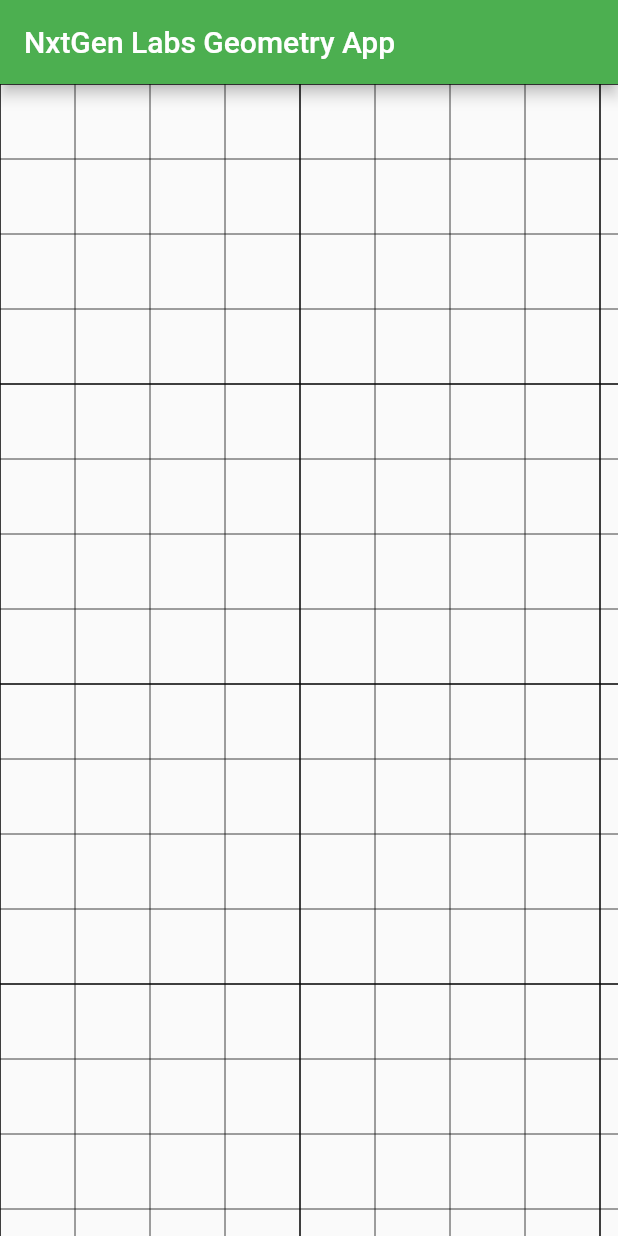
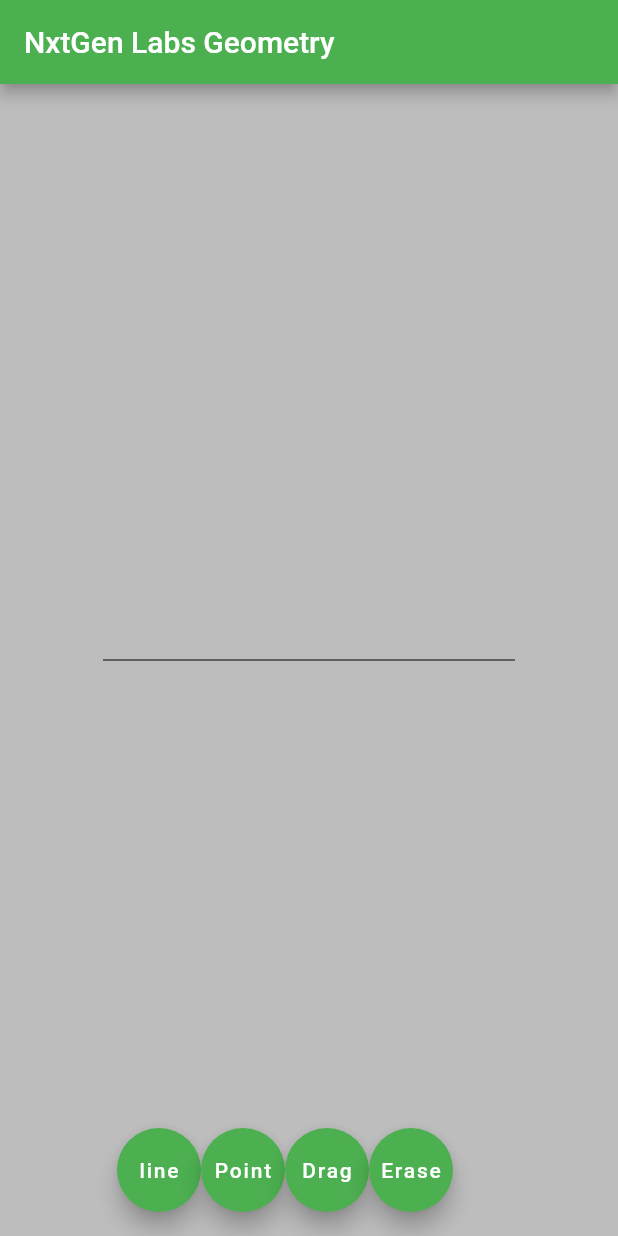
Before and after one commit to donald-88/math_geo, a Flutter app: the screen it shows after launch, on a phone screen of 412 x 824 dp. Run offline on Flutter 3.47's test engine with Material 2 defaults, Android fonts, the phone set to English and light mode, and no system bars.

Commit message:
line on canvas

```diff
--- a/lib/main.dart
+++ b/lib/main.dart
@@ -1,58 +1,15 @@
 import 'package:flutter/material.dart';
+import 'package:math_geometry/widgets/canvas.dart';
+import 'package:math_geometry/widgets/toolbar.dart';
 
-void main() {
-  runApp(const MyApp());
-}
+void main() => runApp(MaterialApp(
+  home: Scaffold(
+    appBar: AppBar(
+      backgroundColor: Colors.green,
+      title: const Text('NxtGen Labs Geometry'),
+    ),
+    body: Workspace(),
+    floatingActionButton: ToolBar()
 
-class MyApp extends StatelessWidget {
-  const MyApp({Key? key}) : super(key: key);
-
-  // This widget is the root of your application.
-  @override
-  Widget build(BuildContext context) {
-    return MaterialApp(
-      title: 'Flutter Demo',
-      theme: ThemeData(
-        primarySwatch: Colors.green,
-      ),
-      home: const MyHomePage(title: 'NxtGen Labs Geometry App'),
-    );
-  }
-}
-
-class MyHomePage extends StatefulWidget {
-  const MyHomePage({Key? key, required this.title}) : super(key: key);
-
-  final String title;
-
-  @override
-  State<MyHomePage> createState() => _MyHomePageState();
-}
-
-class _MyHomePageState extends State<MyHomePage> {
-  int _counter = 0;
-
-  void _incrementCounter() {
-    setState(() {
-      _counter++;
-    });
-  }
-
-  @override
-  Widget build(BuildContext context) {
-    return Scaffold(
-        appBar: AppBar(
-          title: Text(widget.title),
-        ),
-        body: const SizedBox(
-          height: double.infinity,
-          width: double.infinity,
-          child: GridPaper(
-            color: Colors.black,
-            divisions: 1,
-            interval: 200,
-            subdivisions: 4,
-          ),
-        ));
-  }
-}
+    )
+));
--- /dev/null
+++ b/lib/widgets/canvas.dart
@@ -0,0 +1,39 @@
+
+import 'package:flutter/material.dart';
+
+class Workspace extends StatefulWidget {
+  const Workspace({Key? key}) : super(key: key);
+
+  @override
+  State<Workspace> createState() => _WorkspaceState();
+}
+
+class _WorkspaceState extends State<Workspace> {
+  @override
+  Widget build(BuildContext context) {
+    return Container(
+      color: Colors.grey[400],
+      height: double.infinity,
+      width: double.infinity,
+      child: CustomPaint(
+            painter: MyPanter(),
+          )
+    );
+  }
+}
+
+class MyPanter extends CustomPainter {
+  @override
+  void paint(Canvas canvas, Size size){
+    final paint = Paint();
+
+    canvas.drawLine(
+      Offset(size.width * 1/6, size.height * 1/2),
+      Offset(size.width * 5/6, size.height * 1/2),
+      paint
+    );
+  }
+
+  @override
+  bool shouldRepaint(CustomPainter oldDelegate) => false;
+}
--- /dev/null
+++ b/lib/widgets/toolbar.dart
@@ -0,0 +1,43 @@
+import 'package:flutter/material.dart';
+
+class ToolBar extends StatefulWidget {
+  const ToolBar({Key? key}) : super(key: key);
+
+  @override
+  State<ToolBar> createState() => _ToolBarState();
+}
+
+class _ToolBarState extends State<ToolBar> {
+  @override
+  Widget build(BuildContext context) {
+    return Row(
+      mainAxisAlignment: MainAxisAlignment.center,
+      children: const [
+        FloatingActionButton(
+          backgroundColor: Colors.green,
+          onPressed: _tapped,
+          child: Text('line'),
+          ),
+        FloatingActionButton(
+          backgroundColor: Colors.green,
+          onPressed: _tapped,
+          child: Text('Point'),
+          ),
+        FloatingActionButton(
+          backgroundColor: Colors.green,
+          onPressed: _tapped,
+          child: Text('Drag'),
+          ),
+        FloatingActionButton(
+          backgroundColor: Colors.green,
+          onPressed: _tapped,
+          child: Text('Erase'),
+          ),
+      ],
+    );
+  }
+}
+
+void _tapped(){
+
+}
--- a/pubspec.yaml
+++ b/pubspec.yaml
@@ -34,6 +34,7 @@ dependencies:
   # The following adds the Cupertino Icons font to your application.
   # Use with the CupertinoIcons class for iOS style icons.
   cupertino_icons: ^1.0.2
+  touchable: ^1.0.2
 
 dev_dependencies:
   flutter_test:
```
Also changed, not shown: lib/widgets/grid.dart (added, +23 -0 lines), pubspec.lock.
